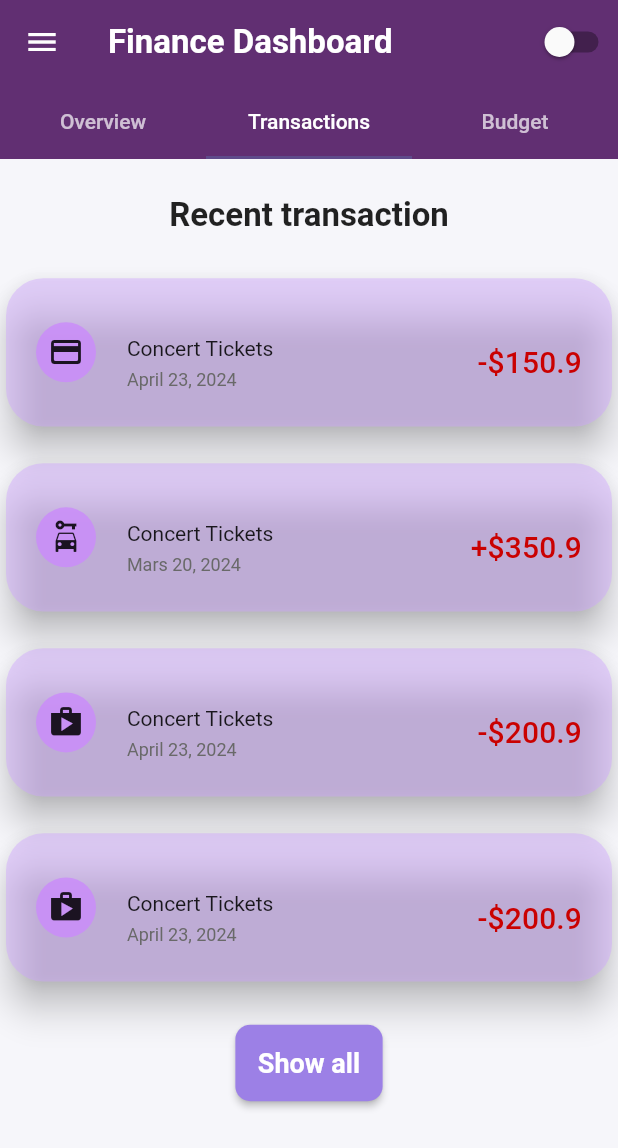
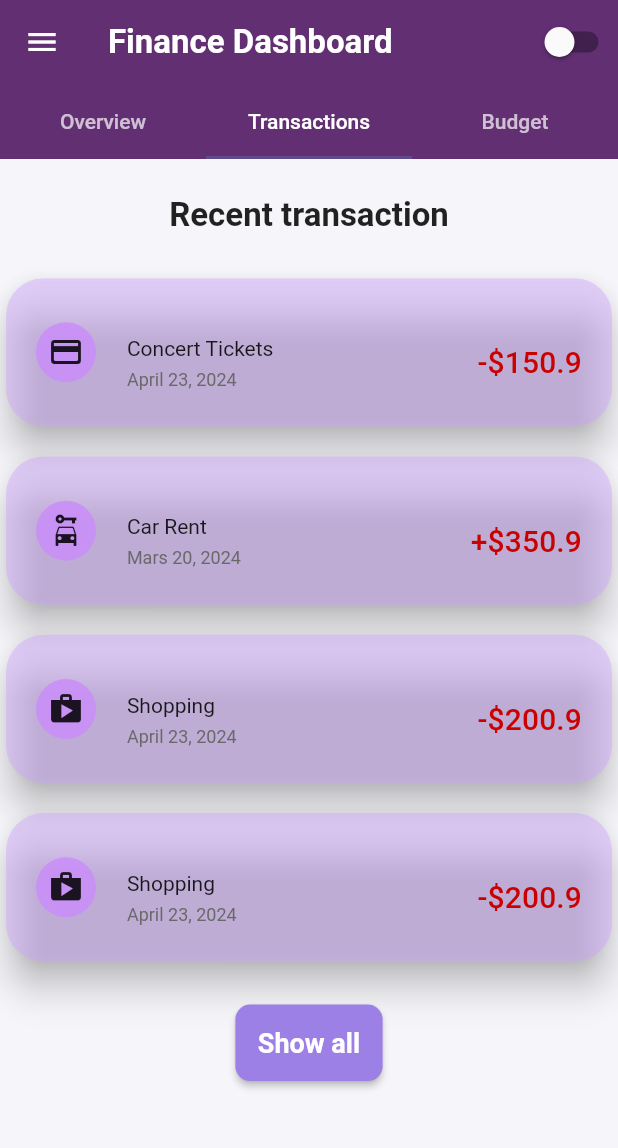
Before and after one commit to basmahammoud/flutter_task3, a Flutter app: the screen it shows after launch, tab 2 chosen, on a phone screen of 412 x 824 dp. Shown: the top 1148 px of the screen. Run offline on Flutter 3.47's test engine with Material 3 defaults, Android fonts, the light colour scheme and no system bars.

Commit message:
update4 task3

```diff
--- a/lib/features/home/budget.dart
+++ b/lib/features/home/budget.dart
@@ -1,4 +1,5 @@
 import 'package:flutter/material.dart';
+import 'package:flutter/rendering.dart';
 import 'package:flutter_task3/core/widgets/budget_card.dart';
 import 'package:flutter_task3/core/widgets/detalies_budget_card.dart';
 
@@ -7,44 +8,56 @@ class Budget extends StatelessWidget {
 
   @override
   Widget build(BuildContext context) {
-    final size =  MediaQuery.sizeOf(context);
+    final size = MediaQuery.sizeOf(context);
 
     return Scaffold(
       body: SingleChildScrollView(
+        child: Center(
           child: Column(
             children: [
-          SizedBox(height: size.height*0.02,),
-          Align(
-            alignment: Alignment.topCenter,
-            child:  BudgetCard(
-              title:"TOTAL BUDGET",
+              SizedBox(height: size.height * 0.02),
+              LayoutBuilder(
+                builder: (context, constraints) {
+                  final isTablet = constraints.maxWidth >= 600;
+                    return SizedBox(
+                    width: isTablet
+                        ? 500
+                        : constraints.maxWidth * 0.9,
+                    child: BudgetCard(
+                      title: "TOTAL BUDGET",
                       amount: "1,250.50",
                       remaining: "remaining/4000",
                     ),
+                    );
+                },
               ),
-          SizedBox(height: size.height*0.03,),
+              SizedBox(height: size.height * 0.03),
               DetaliesBudgetCard(
                 title: "Food",
                 spent: "spent: 450/600 AED",
                 icon: Icons.fastfood,
-              num: '75',),
+                num: '75',
+              ),
 
-          SizedBox(height: size.height*0.03,),
+              SizedBox(height: size.height * 0.03),
 
               DetaliesBudgetCard(
                 title: "Travel",
                 spent: "spent: 1000/1500 AED",
                 icon: Icons.card_travel,
-            num: '75',),
+                num: '75',
+              ),
 
-          SizedBox(height: size.height*0.03,),
+              SizedBox(height: size.height * 0.03),
 
               DetaliesBudgetCard(
                 title: "Travel",
                 spent: "spent: 1000/1500 AED",
                 icon: Icons.card_travel,
-            num: '75',),
+                num: '75',
+              ),
             ],
+          ),
         ),
       ),
     );
--- a/lib/features/home/transactions.dart
+++ b/lib/features/home/transactions.dart
@@ -7,7 +7,7 @@ class Transactions extends StatelessWidget {
 
   @override
   Widget build(BuildContext context) {
-    final size =  MediaQuery.sizeOf(context);
+    final size = MediaQuery.sizeOf(context);
 
     return Scaffold(
       body: SingleChildScrollView(
@@ -19,39 +19,83 @@ class Transactions extends StatelessWidget {
               style: Theme.of(context).textTheme.titleLarge,
             ),
             SizedBox(height: size.height * 0.03),
+            LayoutBuilder(
+              builder: (context, constraints) {
+                final isTablet = constraints.maxWidth >= 600;
 
+                if (isTablet) {
+                  // Tablet
+                  return Padding(
+                    padding: const EdgeInsets.symmetric(horizontal: 16),
+                    child: GridView.count(
+                      shrinkWrap: true,
+                      physics: const NeverScrollableScrollPhysics(),
+                      crossAxisCount: 2,
+                      crossAxisSpacing: 12,
+                      mainAxisSpacing: 12,
+                      children: const [
                         TransactionCard(
                           icon: Icons.credit_card_rounded,
                           title: "Concert Tickets",
                           date: "April 23, 2024",
                           amount: "-\$150.9",
                         ),
-
-            SizedBox(height: size.height * 0.02),
-
                         TransactionCard(
                           icon: Icons.car_rental,
-              title: "Concert Tickets",
+                          title: "Car Rent",
                           date: "Mars 20, 2024",
                           amount: "+\$350.9",
                         ),
-
-            SizedBox(height: size.height * 0.02),
-
                         TransactionCard(
                           icon: Icons.shop,
-              title: "Concert Tickets",
+                          title: "Shopping",
                           date: "April 23, 2024",
                           amount: "-\$200.9",
                         ),
-
-            SizedBox(height: size.height * 0.02),
-
                         TransactionCard(
                           icon: Icons.shop,
+                          title: "Shopping",
+                          date: "April 23, 2024",
+                          amount: "-\$200.9",
+                        ),
+                      ],
+                    ),
+                  );
+                }
+
+                // Phone
+                return Column(
+                  children: const [
+                    TransactionCard(
+                      icon: Icons.credit_card_rounded,
                       title: "Concert Tickets",
                       date: "April 23, 2024",
+                      amount: "-\$150.9",
+                    ),
+                    SizedBox(height: 12),
+                    TransactionCard(
+                      icon: Icons.car_rental,
+                      title: "Car Rent",
+                      date: "Mars 20, 2024",
+                      amount: "+\$350.9",
+                    ),
+                    SizedBox(height: 12),
+                    TransactionCard(
+                      icon: Icons.shop,
+                      title: "Shopping",
+                      date: "April 23, 2024",
                       amount: "-\$200.9",
+                    ),
+                    SizedBox(height: 12),
+                    TransactionCard(
+                      icon: Icons.shop,
+                      title: "Shopping",
+                      date: "April 23, 2024",
+                      amount: "-\$200.9",
+                    ),
+                  ],
+                );
+              },
             ),
 
             SizedBox(height: size.height * 0.03),
```
Lines whose indentation alone changed are shown as unchanged.
